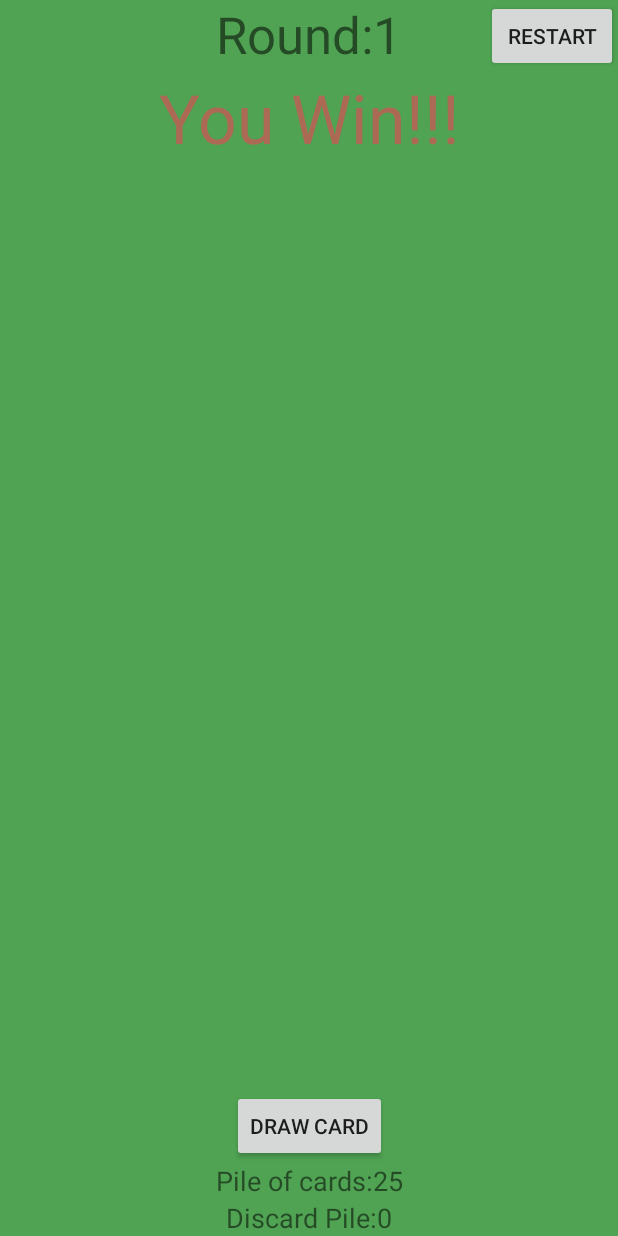
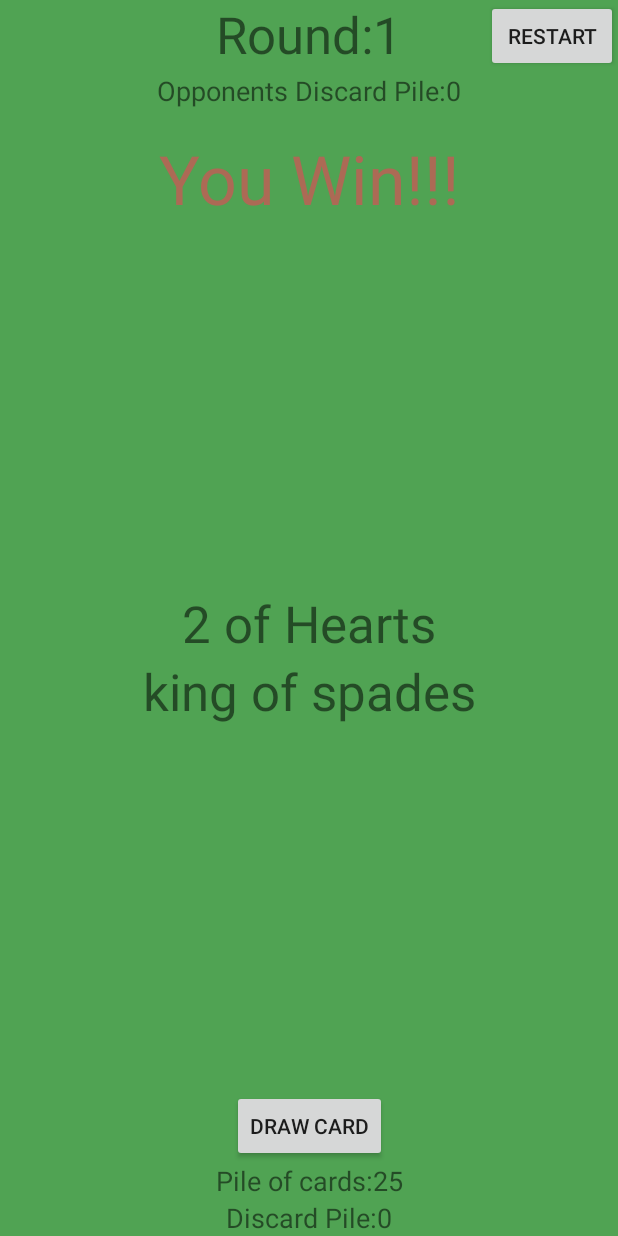
Before and after one commit to LordCid/CardGame, an Android app: the layout activity_main.xml on its own in the app's theme, with its tools: preview values and no code run, on a phone screen of 412 x 824 dp. Run offline under Robolectric (Android 15) with nearby library versions, the phone set to English and light mode, and no system bars.

Commit message:
layout fix

```diff
--- a/app/src/main/res/layout/activity_main.xml
+++ b/app/src/main/res/layout/activity_main.xml
@@ -45,16 +45,83 @@
             android:text="@string/restart" />
     </androidx.constraintlayout.widget.ConstraintLayout>
 
+    <androidx.constraintlayout.widget.ConstraintLayout
+        android:id="@+id/opponents_area"
+        android:layout_width="match_parent"
+        android:layout_height="wrap_content"
+        app:layout_constraintTop_toBottomOf="@id/round_indicator_tv"
+        app:layout_constraintBottom_toTopOf="@id/winner_tv">
+        <TextView
+            android:id="@+id/discardpile_opponents_label_tv"
+            android:layout_width="wrap_content"
+            android:layout_height="wrap_content"
+            android:textSize="@dimen/text_size_large"
+            app:layout_constraintHorizontal_chainStyle="packed"
+            app:layout_constraintStart_toStartOf="parent"
+            app:layout_constraintEnd_toStartOf="@id/discardpile_opponents_value_tv"
+            app:layout_constraintTop_toTopOf="parent"
+            app:layout_constraintBottom_toBottomOf="parent"
+            tools:text="Opponents Discard Pile:" />
+
+        <TextView
+            android:id="@+id/discardpile_opponents_value_tv"
+            android:layout_width="wrap_content"
+            android:layout_height="wrap_content"
+            android:textSize="@dimen/text_size_large"
+            app:layout_constraintStart_toEndOf="@id/discardpile_opponents_label_tv"
+            app:layout_constraintEnd_toEndOf="parent"
+            app:layout_constraintTop_toTopOf="parent"
+            app:layout_constraintBottom_toBottomOf="parent"
+            tools:text="0" />
+
+    </androidx.constraintlayout.widget.ConstraintLayout>
+
+
     <TextView
         android:id="@+id/winner_tv"
         android:layout_width="wrap_content"
         android:layout_height="wrap_content"
         android:textSize="@dimen/text_size_xxlarge"
         android:textColor="@color/brown"
+        android:layout_marginTop="@dimen/margin_padding_size_medium"
         app:layout_constraintStart_toStartOf="parent"
         app:layout_constraintEnd_toEndOf="parent"
-        app:layout_constraintTop_toBottomOf="@id/round_indicator_tv"
+        app:layout_constraintTop_toBottomOf="@id/opponents_area"
         tools:text="You Win!!!" />
+
+    <androidx.constraintlayout.widget.ConstraintLayout
+        android:id="@+id/cards_area"
+        android:layout_width="match_parent"
+        android:layout_height="wrap_content"
+        app:layout_constraintTop_toBottomOf="@id/winner_tv"
+        app:layout_constraintBottom_toTopOf="@id/play_card_button"
+        app:layout_constraintStart_toStartOf="parent"
+        app:layout_constraintEnd_toEndOf="parent">
+
+        <TextView
+            android:id="@+id/opponents_card_tv"
+            android:layout_width="wrap_content"
+            android:layout_height="wrap_content"
+            android:textSize="@dimen/text_size_xlarge"
+            app:layout_constraintVertical_chainStyle="packed"
+            app:layout_constraintTop_toTopOf="parent"
+            app:layout_constraintBottom_toTopOf="@id/users_card_tv"
+            app:layout_constraintStart_toStartOf="parent"
+            app:layout_constraintEnd_toEndOf="parent"
+            tools:text="2 of Hearts" />
+
+        <TextView
+            android:id="@+id/users_card_tv"
+            android:layout_width="wrap_content"
+            android:layout_height="wrap_content"
+            android:textSize="@dimen/text_size_xlarge"
+            app:layout_constraintTop_toBottomOf="@id/opponents_card_tv"
+            app:layout_constraintBottom_toBottomOf="parent"
+            app:layout_constraintStart_toStartOf="parent"
+            app:layout_constraintEnd_toEndOf="parent"
+            tools:text="king of spades" />
+
+    </androidx.constraintlayout.widget.ConstraintLayout>
 
     <Button
         android:id="@+id/play_card_button"
```
